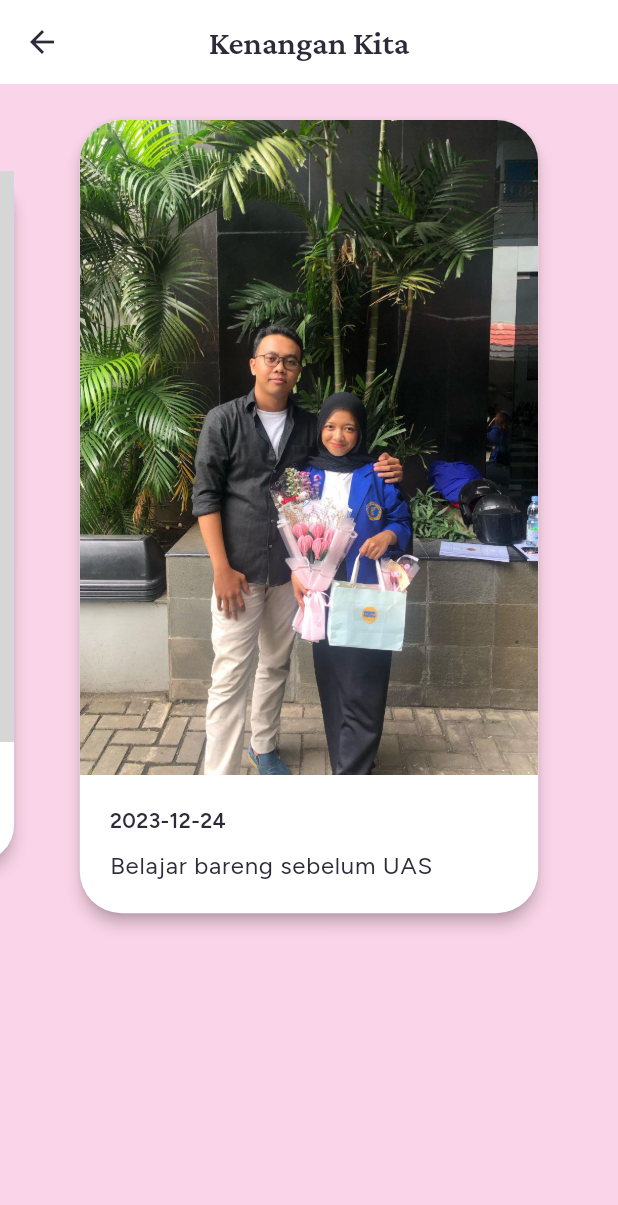
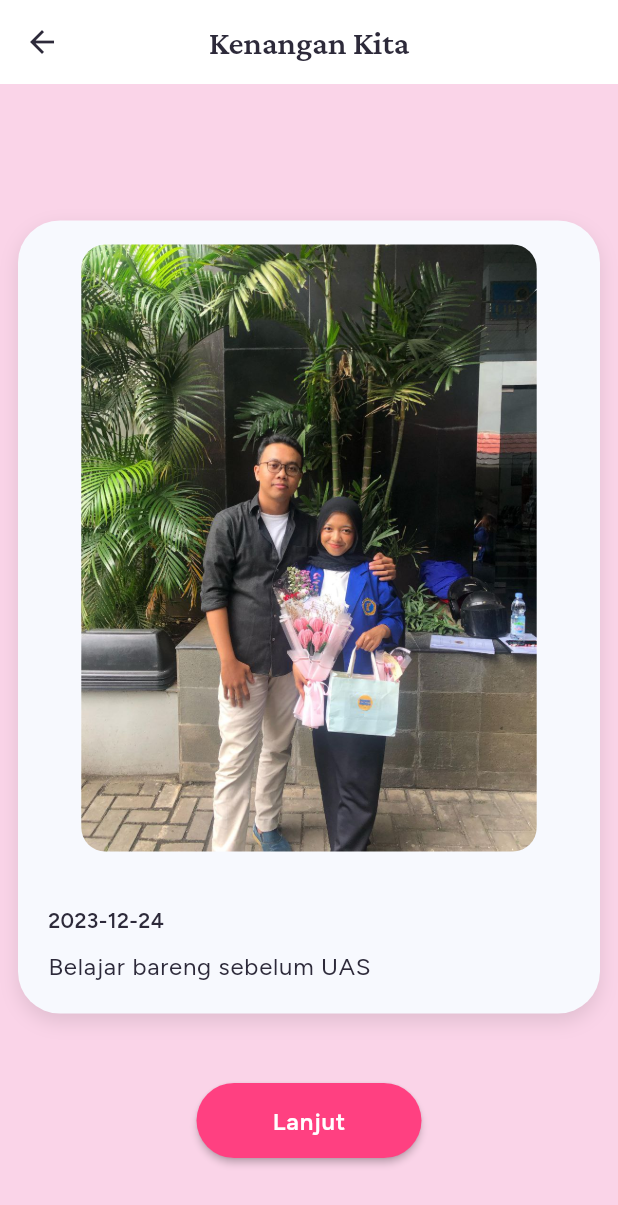
Before and after one commit to gifts-for-u/happy-graduation-sayang, a Flutter app: the GalleryScreen screen opened by its route, swiped to page 2, on a phone screen of 412 x 824 dp. Shown: the top 1205 px of the screen. Run offline on Flutter 3.47's test engine with Material 3 defaults, Android fonts, the phone set to English and light mode, and no system bars; drawn by our look-alikes of carousel_slider; our stand-ins replace confetti, google_fonts; project files that could hold a hidden picture were left out; grey boxes are pictures that could not be loaded.

Commit message:
adjusting UI

```diff
--- a/assets/data/memories.json
+++ b/assets/data/memories.json
@@ -1,6 +1,6 @@
 [
   {
-    "src": "assets/images/greeting_card.jpg",
+    "src": "assets/images/greeting_card.png",
     "date": "",
     "caption": ""
   },
--- a/lib/screens/gallery_screen.dart
+++ b/lib/screens/gallery_screen.dart
@@ -4,7 +4,9 @@ import 'package:provider/provider.dart';
 
 import '../models/memory.dart';
 import '../utils/memories_loader.dart';
+import '../widgets/custom_button.dart';
 import '../widgets/photo_card.dart';
+import 'congrats_screen.dart';
 
 class MemoriesProvider with ChangeNotifier {
   MemoriesProvider() {
@@ -24,11 +26,27 @@ class MemoriesProvider with ChangeNotifier {
   }
 }
 
-class GalleryScreen extends StatelessWidget {
+class GalleryScreen extends StatefulWidget {
   const GalleryScreen({super.key});
 
   @override
+  State<GalleryScreen> createState() => _GalleryScreenState();
+}
+
+class _GalleryScreenState extends State<GalleryScreen> {
+  int _current = 0;
+  bool _isLastPage = false;
+
+  @override
   Widget build(BuildContext context) {
+    // Adjust these values to change the size of the cards
+    const double cardHeightFactor = 0.7;
+    const double cardViewportFraction = 1.0;
+    // To change the button color, modify this color value.
+    // You can use any color from the `Colors` class, like `Colors.blue`,
+    // or define a custom color with `Color(0xFFRRGGBB)`.
+    const Color buttonColor = Colors.pinkAccent;
+
     return ChangeNotifierProvider(
       create: (_) => MemoriesProvider(),
       child: Scaffold(
@@ -44,16 +62,59 @@ class GalleryScreen extends StatelessWidget {
             if (memories.isEmpty) {
               return const Center(child: Text('Belum ada memori.'));
             }
-            return CarouselSlider.builder(
+            // To adjust the position of the card carousel, modify the 'alignment' property.
+            // Alignment(x, y):
+            // x: -1.0 is far left, 1.0 is far right, 0.0 is center.
+            // y: -1.0 is top, 1.0 is bottom, 0.0 is center.
+            return Stack(
+              children: [
+                Align(
+                  alignment: const Alignment(0.0, -0.3), // Currently centered
+                  child: CarouselSlider.builder(
                     itemCount: memories.length,
                     options: CarouselOptions(
-                height: MediaQuery.of(context).size.height * 0.7,
+                      height:
+                          MediaQuery.of(context).size.height * cardHeightFactor,
                       enlargeCenterPage: true,
                       enableInfiniteScroll: false,
+                      viewportFraction: cardViewportFraction,
+                      onPageChanged: (index, reason) {
+                        setState(() {
+                          _current = index;
+                          _isLastPage = _current == memories.length - 1;
+                        });
+                      },
                     ),
                     itemBuilder: (context, index, realIdx) => PhotoCard(
                       memory: memories[index],
                     ),
+                  ),
+                ),
+                Visibility(
+                  visible: _isLastPage,
+                  child: Align(
+                    alignment: Alignment.bottomCenter,
+                    child: Padding(
+                      padding: const EdgeInsets.only(bottom: 52.0),
+                      child: CustomButton(
+                        label: 'Lanjut',
+                        onPressed: () {
+                          Navigator.push(
+                            context,
+                            MaterialPageRoute(
+                              builder: (context) => const CongratsScreen(),
+                            ),
+                          );
+                        },
+                        backgroundColor: buttonColor,
+                        // To adjust the size of the button, modify the width and height values below.
+                        width: 150,
+                        height: 50,
+                      ),
+                    ),
+                  ),
+                ),
+              ],
             );
           },
         ),
--- a/lib/widgets/custom_button.dart
+++ b/lib/widgets/custom_button.dart
@@ -6,33 +6,60 @@ class CustomButton extends StatelessWidget {
     required this.label,
     required this.onPressed,
     this.icon,
+    this.backgroundColor,
+    this.textColor,
+    this.padding,
+    this.width,
+    this.height,
   });
 
   final String label;
   final VoidCallback onPressed;
   final IconData? icon;
+  final Color? backgroundColor;
+  final Color? textColor;
+  final EdgeInsetsGeometry? padding;
+  final double? width;
+  final double? height;
 
   @override
   Widget build(BuildContext context) {
-    return ElevatedButton.icon(
-      style: ElevatedButton.styleFrom(
-        backgroundColor: Theme.of(context).colorScheme.primary,
-        foregroundColor: Colors.white,
-        padding: const EdgeInsets.symmetric(horizontal: 28, vertical: 16),
+    final buttonStyle = ElevatedButton.styleFrom(
+      backgroundColor: backgroundColor ?? Theme.of(context).colorScheme.primary,
+      foregroundColor: textColor ?? Colors.white,
+      padding:
+          padding ?? const EdgeInsets.symmetric(horizontal: 28, vertical: 8),
       shape: RoundedRectangleBorder(
         borderRadius: BorderRadius.circular(40),
       ),
       elevation: 2,
-      ),
-      onPressed: onPressed,
-      icon: icon != null ? Icon(icon) : const SizedBox.shrink(),
-      label: Text(
+    );
+
+    final buttonLabel = Text(
       label,
       style: Theme.of(context).textTheme.bodyLarge?.copyWith(
-              color: Colors.white,
+            color: textColor ?? Colors.white,
             fontWeight: FontWeight.w600,
           ),
-      ),
+    );
+
+    final button = icon != null
+        ? ElevatedButton.icon(
+            style: buttonStyle,
+            onPressed: onPressed,
+            icon: Icon(icon),
+            label: buttonLabel,
+          )
+        : ElevatedButton(
+            style: buttonStyle,
+            onPressed: onPressed,
+            child: buttonLabel,
+          );
+
+    return SizedBox(
+      width: width,
+      height: height,
+      child: button,
     );
   }
 }
--- a/lib/widgets/photo_card.dart
+++ b/lib/widgets/photo_card.dart
@@ -12,17 +12,34 @@ class PhotoCard extends StatelessWidget {
 
   @override
   Widget build(BuildContext context) {
-    return Card(
+    return Container(
       margin: const EdgeInsets.symmetric(horizontal: 12, vertical: 24),
-      child: ClipRRect(
+      decoration: BoxDecoration(
         borderRadius: BorderRadius.circular(28),
+        color: Theme.of(context).cardColor,
+        boxShadow: [
+          BoxShadow(
+            color: Colors.black.withOpacity(0.1),
+            blurRadius: 10,
+            offset: const Offset(0, 5),
+          ),
+        ],
+      ),
+      clipBehavior: Clip.antiAlias,
       child: Column(
         crossAxisAlignment: CrossAxisAlignment.stretch,
         children: [
           Expanded(
+            child: Center(
+              child: Padding(
+                padding: const EdgeInsets.all(16.0),
+                child: ClipRRect(
+                  borderRadius: BorderRadius.circular(16.0),
                   child: Image.asset(
                     memory.src,
-                fit: BoxFit.cover,
+                  ),
+                ),
+              ),
             ),
           ),
           Padding(
@@ -47,7 +64,6 @@ class PhotoCard extends StatelessWidget {
           ),
         ],
       ),
-      ),
     );
   }
 }
```
Also changed, not shown: 1 other file. Lines whose indentation alone changed are shown as unchanged.
